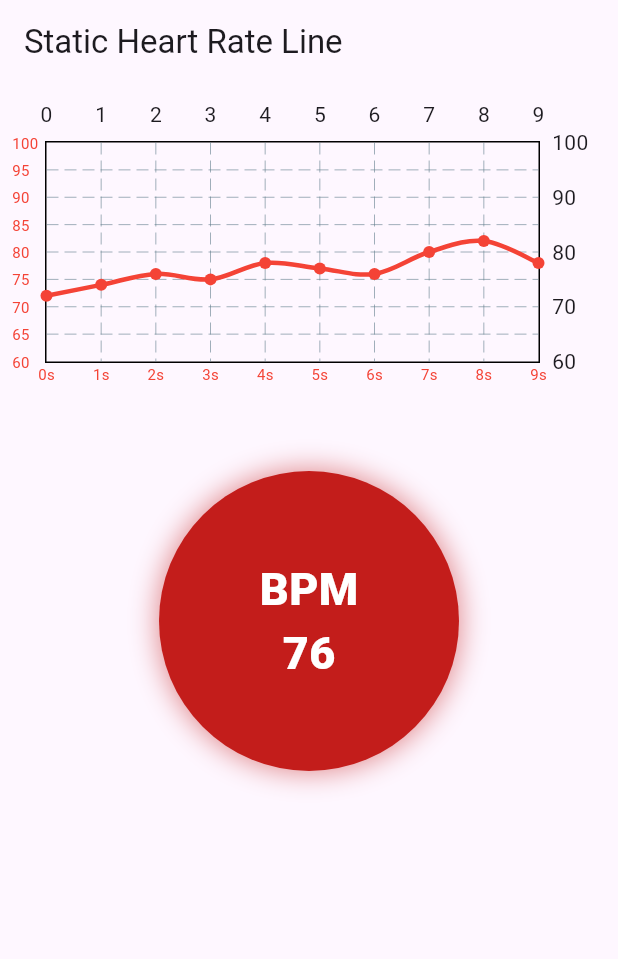
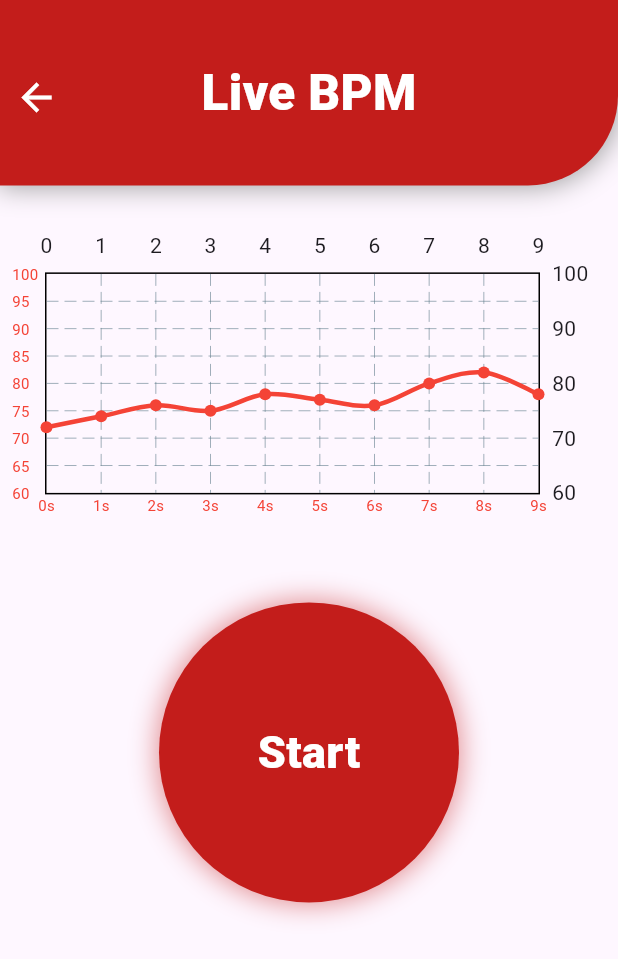
Before and after one commit to Muhammad-Hassan-Developer/HeartPredict, a Flutter app: the StaticHeartRateChart screen opened directly, on a phone screen of 412 x 824 dp. Shown: the top 959 px of the screen. Run offline on Flutter 3.47's test engine with Material 3 defaults, Android fonts, the phone set to English and light mode, and no system bars; drawn by our look-alikes of fl_chart; our stand-ins replace firebase_core, firebase_database, google_fonts, lottie; accounts and stored records are empty.

Commit message:
add funactionality ontap function in heartRate screen if tap then show value

```diff
--- a/lib/main.dart
+++ b/lib/main.dart
@@ -22,7 +22,7 @@ class MyApp extends StatelessWidget {
       //color: Colors.white,
       title: 'Flutter Demo',
      debugShowCheckedModeBanner: false,
-      home: StaticHeartRateChart(),
+      home: SplashScreen(),
     );
   }
 }
--- a/lib/views/view_components/heart_rate_tester.dart
+++ b/lib/views/view_components/heart_rate_tester.dart
@@ -1,13 +1,19 @@
 import 'package:flutter/material.dart';
 import 'package:fl_chart/fl_chart.dart';
 import 'package:google_fonts/google_fonts.dart';
+import 'package:heart_prediction/views/ui_helper/header.dart';
 
 import '../ui_helper/color.dart';
 
-class StaticHeartRateChart extends StatelessWidget {
+class StaticHeartRateChart extends StatefulWidget {
   @override
-  Widget build(BuildContext context) {
+  State<StaticHeartRateChart> createState() => _StaticHeartRateChartState();
+}
+
+class _StaticHeartRateChartState extends State<StaticHeartRateChart> {
+  bool showBpm = false; // Moved here to persist state
   List<int> beat = [72, 74, 76, 75, 78, 77, 76, 80, 82, 78];
+
   int bpmCalculation(List<int> beat) {
     int sum = beat.fold(0, (a, b) => a + b);
     int numberOfBeats = beat.length;
@@ -15,10 +21,16 @@ class StaticHeartRateChart extends StatelessWidget {
     return bpm;
   }
 
+  @override
+  Widget build(BuildContext context) {
+    return SafeArea(
+      child: Scaffold(
 
-    return Scaffold(
-      appBar: AppBar(title: Text('Static Heart Rate Line')),
-      body: Padding(
+        body: Column(
+          children: [
+            Header(heading: "Live BPM", showBackButton: true),
+            SizedBox(height: 20),
+            Padding(
               padding: const EdgeInsets.all(8.0),
               child: Column(
                 mainAxisAlignment: MainAxisAlignment.start,
@@ -68,8 +80,8 @@ class StaticHeartRateChart extends StatelessWidget {
                             spots: beat
                                 .asMap()
                                 .entries
-                          .map((e) => FlSpot(
-                          e.key.toDouble(), e.value.toDouble()))
+                                .map((e) =>
+                                FlSpot(e.key.toDouble(), e.value.toDouble()))
                                 .toList(),
                             isCurved: true,
                             color: Colors.red,
@@ -82,14 +94,18 @@ class StaticHeartRateChart extends StatelessWidget {
                     ),
                   ),
                   SizedBox(height: 50),
-
-            Container(
+                  GestureDetector(
+                    onTap: () {
+                      setState(() {
+                        showBpm = true;
+                      });
+                    },
+                    child: Container(
                       height: 200,
                       width: 200,
-
                       decoration: BoxDecoration(
-                borderRadius:  BorderRadius.circular(100),
-                color:AppColors.lightRed,
+                        borderRadius: BorderRadius.circular(100),
+                        color: AppColors.lightRed,
                         boxShadow: [
                           BoxShadow(
                             color: AppColors.lightRed.withOpacity(0.5),
@@ -100,7 +116,8 @@ class StaticHeartRateChart extends StatelessWidget {
                       ),
                       child: Column(
                         mainAxisAlignment: MainAxisAlignment.center,
-                children: [
+                        children: showBpm
+                            ? [
                           Text(
                             "BPM",
                             style: TextStyle(
@@ -117,9 +134,23 @@ class StaticHeartRateChart extends StatelessWidget {
                               fontWeight: FontWeight.w800,
                             ),
                           ),
+                        ]
+                            : [
+                          Text(
+                            "Start",
+                            style: TextStyle(
+                              color: Colors.white,
+                              fontSize: 30,
+                              fontWeight: FontWeight.w800,
+                            ),
+                          ),
                         ],
                       ),
-            )
+                    ),
+                  ),
+                ],
+              ),
+            ),
           ],
         ),
       ),
```
Also changed, not shown: 2 other files. Lines whose indentation alone changed are shown as unchanged.
